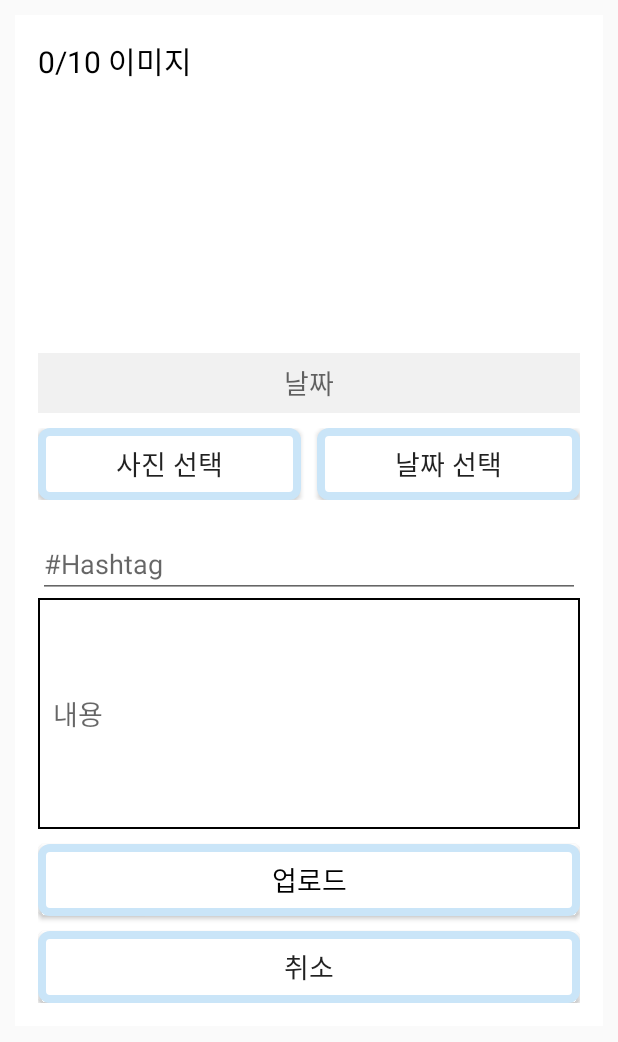
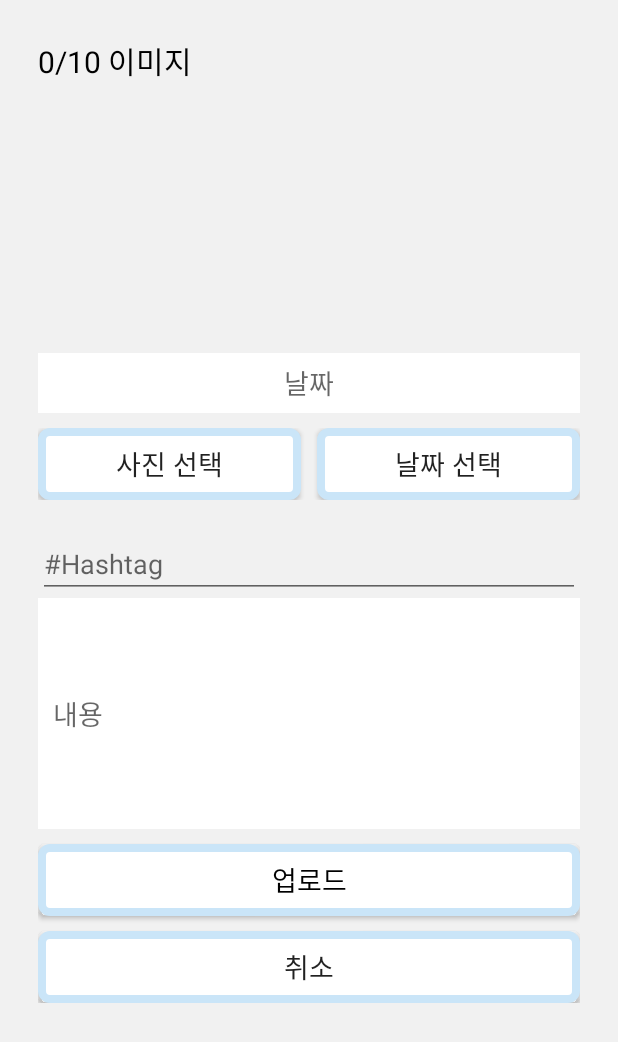
Before and after one commit to Brogi/MoApp_Team2, an Android app: the AddStoryActivity screen opened directly, with no data from a screen before it, on a phone screen of 412 x 824 dp. Shown: the top 1042 px of the screen. Run offline under Robolectric (Android 15) with nearby library versions, the phone set to English and light mode, and no system bars; our stand-ins replace Room's generated code.

Commit message:
addstory ui

```diff
--- a/app/src/main/res/layout/activity_addstory.xml
+++ b/app/src/main/res/layout/activity_addstory.xml
@@ -4,6 +4,7 @@
     xmlns:tools="http://schemas.android.com/tools"
     android:layout_width="match_parent"
     android:layout_height="match_parent"
+    android:background="@color/lightGray"
     android:gravity="center"
     android:orientation="vertical"
     android:padding="10dp"
@@ -21,7 +22,7 @@
         <androidx.constraintlayout.widget.ConstraintLayout
             android:layout_width="match_parent"
             android:layout_height="match_parent"
-            android:background="@color/white"
+            android:background="@color/lightGray"
             android:padding="15dp"
             app:layout_constraintBottom_toBottomOf="parent"
             app:layout_constraintEnd_toEndOf="parent"
@@ -57,7 +58,7 @@
                 android:layout_width="match_parent"
                 android:layout_height="40dp"
                 android:layout_marginTop="10dp"
-                android:background="@color/lightGray"
+                android:background="@color/white"
                 android:gravity="center"
                 android:hint="날짜"
                 android:textColor="@color/black"
@@ -119,7 +120,7 @@
                     android:id="@+id/edtDiary"
                     android:layout_width="match_parent"
                     android:layout_height="wrap_content"
-                    android:background="@drawable/map_border"
+                    android:background="@color/white"
                     android:hint="내용"
                     android:lines="6"
                     android:padding="10dp"
```
